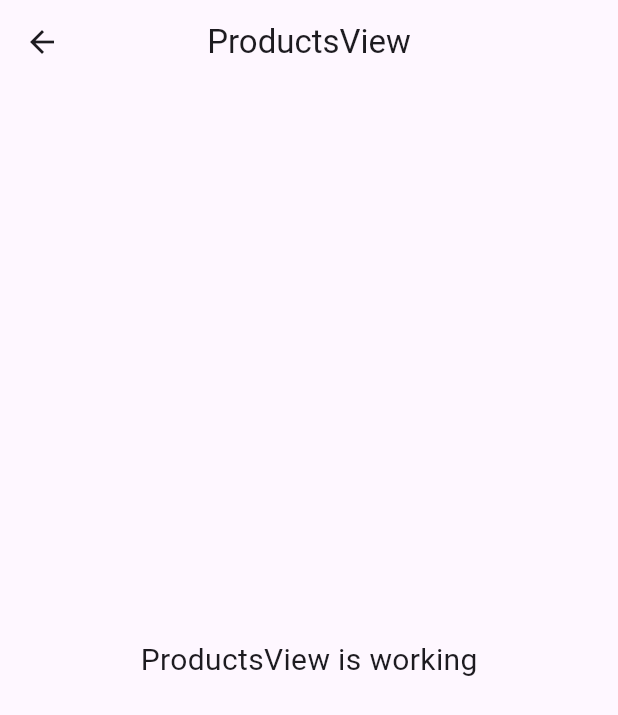
After one commit to MSyabdewa/warehouse_management, a Flutter app: the ProductsView screen opened by its route, on a phone screen of 412 x 824 dp. The commit adds this screen. Shown: the top 715 px of the screen. Run offline on Flutter 3.47's test engine with Material 3 defaults, Android fonts, the phone set to English and light mode, and no system bars; our stand-ins replace get.

Commit message:
feat: Add products route and view

```diff
--- /dev/null
+++ b/lib/app/modules/products/views/products_view.dart
@@ -0,0 +1,24 @@
+import 'package:flutter/material.dart';
+
+import 'package:get/get.dart';
+
+import '../controllers/products_controller.dart';
+
+class ProductsView extends GetView<ProductsController> {
+  const ProductsView({Key? key}) : super(key: key);
+  @override
+  Widget build(BuildContext context) {
+    return Scaffold(
+      appBar: AppBar(
+        title: const Text('ProductsView'),
+        centerTitle: true,
+      ),
+      body: const Center(
+        child: Text(
+          'ProductsView is working',
+          style: TextStyle(fontSize: 20),
+        ),
+      ),
+    );
+  }
+}
--- a/lib/app/routes/app_pages.dart
+++ b/lib/app/routes/app_pages.dart
@@ -6,6 +6,8 @@
 import '../modules/home/views/home_view.dart';
 import '../modules/login/bindings/login_binding.dart';
 import '../modules/login/views/login_view.dart';
+import '../modules/products/bindings/products_binding.dart';
+import '../modules/products/views/products_view.dart';
 
 part 'app_routes.dart';
 
@@ -30,5 +32,10 @@
       page: () => const AddProductView(),
       binding: AddProductBinding(),
     ),
+    GetPage(
+      name: _Paths.PRODUCTS,
+      page: () => const ProductsView(),
+      binding: ProductsBinding(),
+    ),
   ];
 }
--- a/lib/app/routes/app_routes.dart
+++ b/lib/app/routes/app_routes.dart
@@ -6,6 +6,7 @@
   static const HOME = _Paths.HOME;
   static const LOGIN = _Paths.LOGIN;
   static const ADD_PRODUCT = _Paths.ADD_PRODUCT;
+  static const PRODUCTS = _Paths.PRODUCTS;
 }
 
 abstract class _Paths {
@@ -13,4 +14,5 @@
   static const HOME = '/home';
   static const LOGIN = '/login';
   static const ADD_PRODUCT = '/add-product';
+  static const PRODUCTS = '/products';
 }
```
Also changed, not shown: lib/app/modules/products/bindings/products_binding.dart (added, +12 -0 lines), lib/app/modules/products/controllers/products_controller.dart (added, +23 -0 lines).
